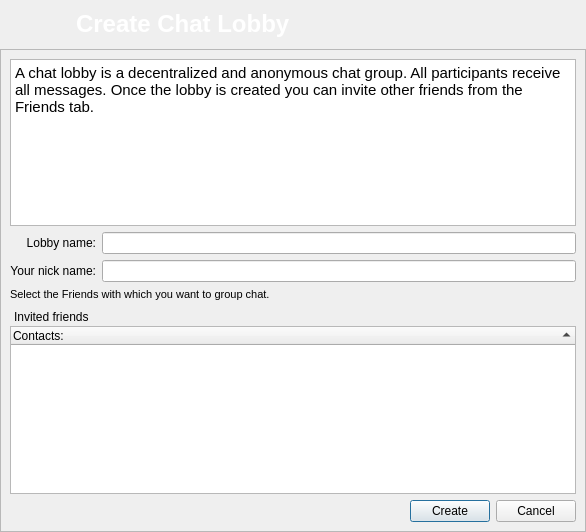
This is retroshare-gui/src/gui/chat/CreateLobbyDialog.ui in RetroShare/RetroShare as Qt 5 draws it before an edit. The edited form follows.
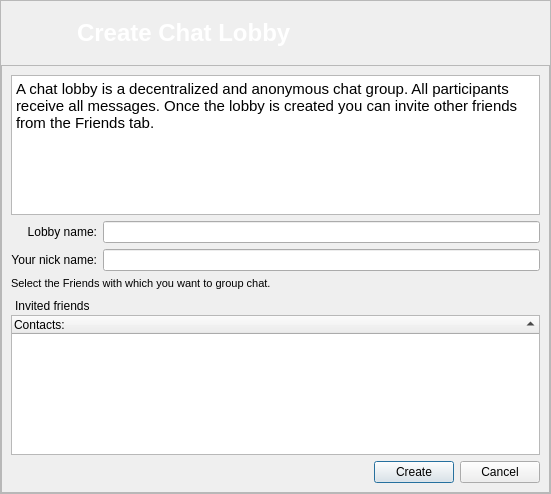
This is the edited form. Icons and pictures are not drawn.

Commit message: fixed Chat Lobby Dialog Layout

```diff
--- a/retroshare-gui/src/gui/chat/CreateLobbyDialog.ui
+++ b/retroshare-gui/src/gui/chat/CreateLobbyDialog.ui
@@ -6,28 +6,41 @@
    <rect>
     <x>0</x>
     <y>0</y>
-    <width>586</width>
-    <height>532</height>
+    <width>551</width>
+    <height>494</height>
    </rect>
   </property>
   <property name="windowTitle">
    <string>Create Chat Lobby</string>
   </property>
   <layout class="QGridLayout" name="gridLayout_3">
-   <property name="verticalSpacing">
+   <property name="margin">
     <number>0</number>
    </property>
+   <property name="spacing">
+    <number>0</number>
+   </property>
+   <item row="0" column="0">
+    <widget class="QFrame" name="frame_2">
+     <property name="frameShape">
+      <enum>QFrame::StyledPanel</enum>
+     </property>
+     <property name="frameShadow">
+      <enum>QFrame::Raised</enum>
+     </property>
+     <layout class="QGridLayout" name="gridLayout_2">
    <property name="margin">
     <number>0</number>
    </property>
+      <property name="spacing">
+       <number>0</number>
+      </property>
    <item row="0" column="0">
-    <layout class="QVBoxLayout" name="verticalLayout">
-     <item>
       <widget class="QFrame" name="frame">
        <property name="minimumSize">
         <size>
          <width>239</width>
-         <height>49</height>
+          <height>64</height>
         </size>
        </property>
        <property name="styleSheet">
@@ -38,14 +51,20 @@
         <enum>QFrame::NoFrame</enum>
        </property>
        <property name="frameShadow">
-        <enum>QFrame::Raised</enum>
-       </property>
-       <layout class="QGridLayout" name="gridLayout_2">
+         <enum>QFrame::Plain</enum>
+        </property>
+        <layout class="QHBoxLayout" name="horizontalLayout_3">
         <property name="margin">
          <number>6</number>
         </property>
-        <item row="0" column="0">
+         <item>
          <widget class="QLabel" name="label">
+           <property name="minimumSize">
+            <size>
+             <width>0</width>
+             <height>0</height>
+            </size>
+           </property>
           <property name="maximumSize">
            <size>
             <width>64</width>
@@ -60,7 +79,7 @@
           </property>
          </widget>
         </item>
-        <item row="0" column="1">
+         <item>
          <widget class="QLabel" name="tlShareKey">
           <property name="styleSheet">
            <string notr="true"/>
@@ -77,29 +96,27 @@
        </layout>
       </widget>
      </item>
-    </layout>
-   </item>
    <item row="1" column="0">
-    <widget class="QFrame" name="frame_2">
+       <widget class="QFrame" name="frame_3">
      <property name="frameShape">
       <enum>QFrame::StyledPanel</enum>
      </property>
      <property name="frameShadow">
       <enum>QFrame::Raised</enum>
      </property>
-     <layout class="QVBoxLayout" name="verticalLayout_4">
-      <item>
+        <layout class="QGridLayout" name="gridLayout">
+         <item row="0" column="0">
        <widget class="QTextEdit" name="textEdit">
         <property name="html">
          <string>&lt;!DOCTYPE HTML PUBLIC &quot;-//W3C//DTD HTML 4.0//EN&quot; &quot;http://www.w3.org/TR/REC-html40/strict.dtd&quot;&gt;
 &lt;html&gt;&lt;head&gt;&lt;meta name=&quot;qrichtext&quot; content=&quot;1&quot; /&gt;&lt;style type=&quot;text/css&quot;&gt;
 p, li { white-space: pre-wrap; }
-&lt;/style&gt;&lt;/head&gt;&lt;body style=&quot; font-family:'Ubuntu'; font-size:11pt; font-weight:400; font-style:normal;&quot;&gt;
-&lt;p style=&quot; margin-top:0px; margin-bottom:0px; margin-left:0px; margin-right:0px; -qt-block-indent:0; text-indent:0px;&quot;&gt;A chat lobby is a decentralized and anonymous chat group. All participants receive all messages. Once the lobby is created you can invite other friends from the Friends tab.&lt;/p&gt;&lt;/body&gt;&lt;/html&gt;</string>
+&lt;/style&gt;&lt;/head&gt;&lt;body style=&quot; font-family:'MS Shell Dlg 2'; font-size:8.25pt; font-weight:400; font-style:normal;&quot;&gt;
+&lt;p style=&quot; margin-top:0px; margin-bottom:0px; margin-left:0px; margin-right:0px; -qt-block-indent:0; text-indent:0px;&quot;&gt;&lt;span style=&quot; font-family:'Ubuntu'; font-size:11pt;&quot;&gt;A chat lobby is a decentralized and anonymous chat group. All participants receive all messages. Once the lobby is created you can invite other friends from the Friends tab.&lt;/span&gt;&lt;/p&gt;&lt;/body&gt;&lt;/html&gt;</string>
         </property>
        </widget>
       </item>
-      <item>
+         <item row="1" column="0">
        <layout class="QHBoxLayout" name="horizontalLayout_2">
         <item>
          <layout class="QVBoxLayout" name="verticalLayout_3">
@@ -137,7 +154,7 @@
         </item>
        </layout>
       </item>
-      <item>
+         <item row="2" column="0">
        <widget class="QLabel" name="label_2">
         <property name="text">
          <string>&lt;!DOCTYPE HTML PUBLIC &quot;-//W3C//DTD HTML 4.0//EN&quot; &quot;http://www.w3.org/TR/REC-html40/strict.dtd&quot;&gt;
@@ -148,7 +165,7 @@
         </property>
        </widget>
       </item>
-      <item>
+         <item row="3" column="0">
        <widget class="QDockWidget" name="contactsdockWidget">
         <property name="enabled">
          <bool>true</bool>
@@ -249,7 +266,7 @@
         </widget>
        </widget>
       </item>
-      <item>
+         <item row="4" column="0">
        <layout class="QHBoxLayout" name="horizontalLayout">
         <property name="sizeConstraint">
          <enum>QLayout::SetDefaultConstraint</enum>
@@ -291,6 +308,9 @@
    </item>
   </layout>
  </widget>
+   </item>
+  </layout>
+ </widget>
  <resources>
   <include location="../images.qrc"/>
   <include location="../images.qrc"/>
```
Left out of the diff: 6 changed lines with no effect on the pictures. Lines whose indentation alone changed are shown as unchanged.
